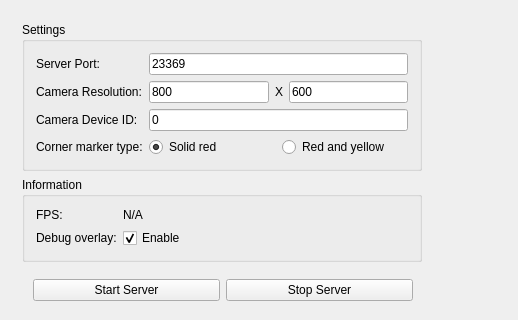
First picture: the form in MirrorServer/Server/mainwindow.ui, repository thijser/ARGAME, before the edit; both pictures show x 0 to 518 and y 0 to 320 of the 850 by 522 pixel window.
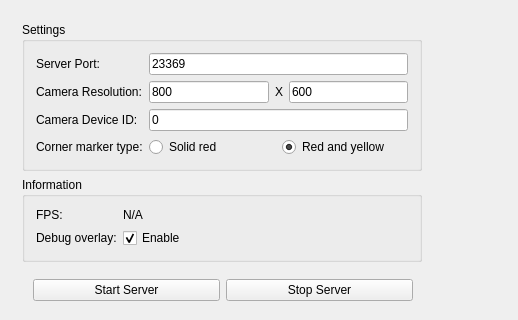
Second picture: the form after the edit.

Commit message: Add board locating preview and instructions

Diff of the .ui file:
```diff
--- a/MirrorServer/Server/mainwindow.ui
+++ b/MirrorServer/Server/mainwindow.ui
@@ -161,7 +161,7 @@
                <string>Solid red</string>
               </property>
               <property name="checked">
-               <bool>true</bool>
+               <bool>false</bool>
               </property>
              </widget>
             </item>
@@ -170,6 +170,9 @@
               <property name="text">
                <string>Red and yellow</string>
               </property>
+              <property name="checked">
+               <bool>true</bool>
+              </property>
              </widget>
             </item>
            </layout>
```
The commit also changes 2 other files.
